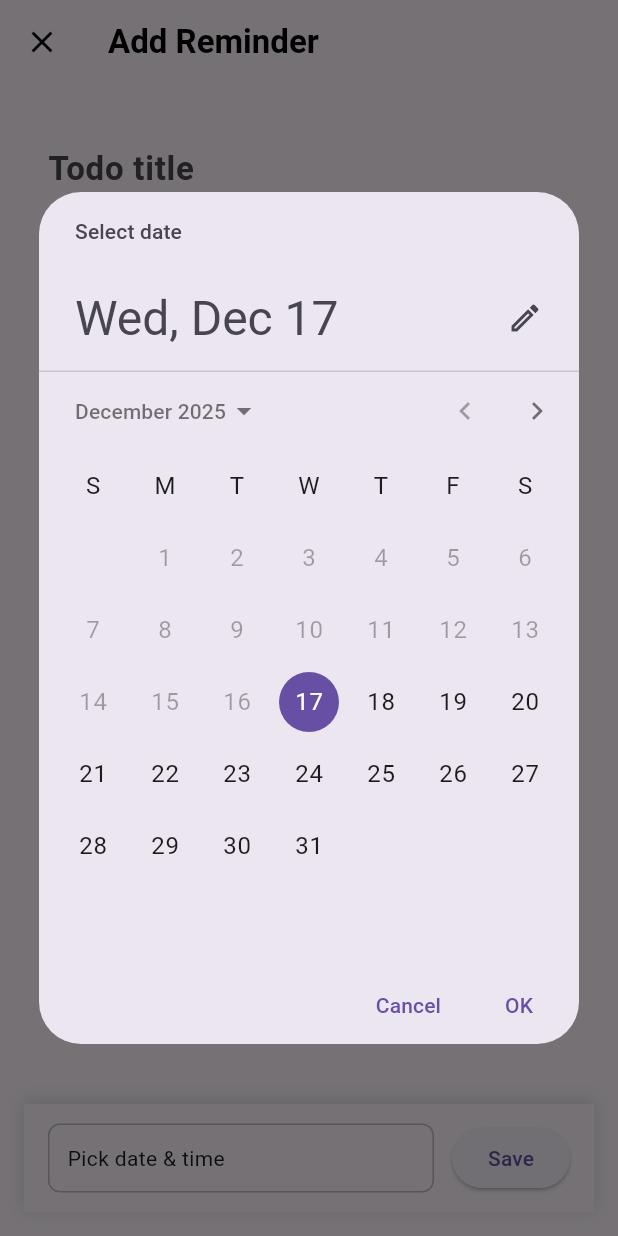
After one commit to AdharshPS/notes, a Flutter app: the TodoAddScreen screen opened directly, after a tap on "Pick date & time", on a phone screen of 412 x 824 dp. The commit adds this screen. Run offline on Flutter 3.47's test engine with Material 3 defaults, Android fonts, the phone set to English and light mode, and no system bars; our stand-ins replace flutter_slidable, hive, hive_flutter, share_plus; accounts and stored records are empty.

Commit message:
implemented todo with hive

```diff
--- a/lib/features/notes/data/datasources/notes_data_source_impl.dart
+++ b/lib/features/notes/data/datasources/notes_data_source_impl.dart
@@ -11,7 +11,7 @@ class NotesDataSourceImpl implements NotesLocalDataSource {
     final key = await box.add(note);
     final saved = note.copyWith(id: key);
     await box.put(key, saved);
-    return note;
+    return saved;
   }
 
   @override
--- a/lib/features/splash/splash_screen.dart
+++ b/lib/features/splash/splash_screen.dart
@@ -1,5 +1,5 @@
 import 'package:flutter/material.dart';
-import 'package:notes/features/notes/presentation/screens/notes/notes_list_screen.dart';
+import 'package:notes/features/landing/landing_screen.dart';
 
 class SplashScreen extends StatefulWidget {
   const SplashScreen({super.key});
@@ -15,7 +15,7 @@ class _SplashScreenState extends State<SplashScreen> {
       if (!mounted) return;
       Navigator.pushReplacement(
         context,
-        MaterialPageRoute(builder: (context) => NotesListScreen()),
+        MaterialPageRoute(builder: (context) => LandingScreen()),
       );
     });
     super.initState();
--- /dev/null
+++ b/lib/features/todo/data/datasources/todo_data_source.dart
@@ -0,0 +1,6 @@
+import 'package:notes/features/todo/data/models/todo_model.dart';
+
+abstract class TodoDataSource {
+  Future<List<TodoModel>> getTodos();
+  Future<TodoModel> addTodo(TodoModel todo);
+}
--- /dev/null
+++ b/lib/features/todo/data/models/todo_model.dart
@@ -0,0 +1,55 @@
+import 'package:hive/hive.dart';
+import 'package:notes/features/todo/domain/entities/todo_entity.dart';
+part 'todo_model.g.dart';
+
+@HiveType(typeId: 1)
+class TodoModel {
+  @HiveField(0)
+  final int? id;
+  @HiveField(1)
+  final String title;
+  @HiveField(2)
+  final String? description;
+  @HiveField(3)
+  final DateTime dateTime;
+  @HiveField(4)
+  final bool completed;
+
+  TodoModel({
+    required this.id,
+    required this.title,
+    this.description,
+    required this.dateTime,
+    this.completed = false,
+  });
+
+  TodoEntity toEntity() => TodoEntity(
+    id: id,
+    title: title,
+    description: description,
+    dateTime: dateTime,
+    completed: completed,
+  );
+
+  factory TodoModel.fromEntity(TodoEntity todo) => TodoModel(
+    id: todo.id,
+    title: todo.title,
+    description: todo.description,
+    dateTime: todo.dateTime,
+    completed: todo.completed,
+  );
+
+  TodoModel copyWith({
+    int? id,
+    String? title,
+    String? description,
+    DateTime? dateTime,
+    bool? completed,
+  }) => TodoModel(
+    id: id ?? this.id,
+    title: title ?? this.title,
+    description: description ?? this.description,
+    dateTime: dateTime ?? this.dateTime,
+    completed: completed ?? this.completed,
+  );
+}
--- /dev/null
+++ b/lib/features/todo/domain/entities/todo_entity.dart
@@ -0,0 +1,15 @@
+class TodoEntity {
+  final int? id;
+  final String title;
+  final String? description;
+  final DateTime dateTime;
+  final bool completed;
+
+  TodoEntity({
+    this.id,
+    required this.title,
+    this.description,
+    required this.dateTime,
+    this.completed = false,
+  });
+}
--- /dev/null
+++ b/lib/features/todo/domain/repositories/todo_repositories.dart
@@ -0,0 +1,6 @@
+import 'package:notes/features/todo/domain/entities/todo_entity.dart';
+
+abstract class TodoRepositories {
+  Future<List<TodoEntity>> getTodos();
+  Future<TodoEntity> addTodo(TodoEntity todo);
+}
--- /dev/null
+++ b/lib/features/todo/domain/usecases/add_todo.dart
@@ -0,0 +1,8 @@
+import 'package:notes/features/todo/domain/entities/todo_entity.dart';
+import 'package:notes/features/todo/domain/repositories/todo_repositories.dart';
+
+class AddTodo {
+  final TodoRepositories repo;
+  AddTodo(this.repo);
+  Future<TodoEntity> call(TodoEntity todo) => repo.addTodo(todo);
+}
--- /dev/null
+++ b/lib/features/todo/domain/usecases/get_todos.dart
@@ -0,0 +1,8 @@
+import 'package:notes/features/todo/domain/entities/todo_entity.dart';
+import 'package:notes/features/todo/domain/repositories/todo_repositories.dart';
+
+class GetTodos {
+  final TodoRepositories repo;
+  GetTodos(this.repo);
+  Future<List<TodoEntity>> call() => repo.getTodos();
+}
--- /dev/null
+++ b/lib/features/todo/presentation/provider/todo_provider.dart
@@ -0,0 +1,47 @@
+import 'package:flutter/material.dart';
+import 'package:notes/features/todo/domain/entities/todo_entity.dart';
+import 'package:notes/features/todo/domain/repositories/todo_repositories.dart';
+import 'package:notes/features/todo/domain/usecases/add_todo.dart';
+import 'package:notes/features/todo/domain/usecases/get_todos.dart';
+
+class TodoProvider with ChangeNotifier {
+  final TodoRepositories repo;
+  final GetTodos _getTodos;
+  final AddTodo _addTodo;
+  TodoProvider(this.repo)
+    : _getTodos = GetTodos(repo),
+      _addTodo = AddTodo(repo);
+
+  List<TodoEntity> todoList = [];
+  String? error;
+  bool isLoading = false;
+
+  Future<void> addTodo(TodoEntity todo) async {
+    try {
+      isLoading = true;
+      notifyListeners();
+      await _addTodo(todo);
+      todoList = await _getTodos();
+      error = null;
+    } catch (e) {
+      error = e.toString();
+    } finally {
+      isLoading = false;
+      notifyListeners();
+    }
+  }
+
+  Future<void> getTodos() async {
+    try {
+      isLoading = true;
+      notifyListeners();
+      todoList = await _getTodos();
+      error = null;
+    } catch (e) {
+      error = e.toString();
+    } finally {
+      isLoading = false;
+      notifyListeners();
+    }
+  }
+}
--- /dev/null
+++ b/lib/features/todo/presentation/screens/todo_add_screen.dart
@@ -0,0 +1,192 @@
+import 'package:flutter/material.dart';
+import 'package:notes/features/todo/domain/entities/todo_entity.dart';
+import 'package:provider/provider.dart';
+import '../provider/todo_provider.dart';
+
+class TodoAddScreen extends StatefulWidget {
+  const TodoAddScreen({super.key});
+
+  @override
+  State<TodoAddScreen> createState() => _TodoAddScreenState();
+}
+
+class _TodoAddScreenState extends State<TodoAddScreen> {
+  final _formKey = GlobalKey<FormState>();
+
+  final _titleController = TextEditingController();
+  final _descController = TextEditingController();
+
+  DateTime? _selectedDateTime;
+
+  Future<void> _pickDateTime() async {
+    final date = await showDatePicker(
+      context: context,
+      firstDate: DateTime.now(),
+      lastDate: DateTime(2100),
+      initialDate: DateTime.now(),
+    );
+
+    if (date == null) return;
+    if (!mounted) return;
+    final time = await showTimePicker(
+      context: context,
+      initialTime: TimeOfDay.now(),
+    );
+
+    if (time == null) return;
+
+    setState(() {
+      _selectedDateTime = DateTime(
+        date.year,
+        date.month,
+        date.day,
+        time.hour,
+        time.minute,
+      );
+    });
+  }
+
+  @override
+  Widget build(BuildContext context) {
+    return Scaffold(
+      appBar: AppBar(
+        leading: IconButton(
+          icon: const Icon(Icons.close, color: Colors.black),
+          onPressed: () => Navigator.pop(context),
+        ),
+        title: Hero(
+          tag: 'add-reminder',
+          child: const Text(
+            "Add Reminder",
+            style: TextStyle(color: Colors.black, fontWeight: FontWeight.w600),
+          ),
+        ),
+      ),
+      body: Padding(
+        padding: const EdgeInsets.all(16),
+        child: Form(
+          key: _formKey,
+          child: Column(
+            children: [
+              /// 🔼 EDITOR AREA
+              Expanded(
+                child: Padding(
+                  padding: const EdgeInsets.all(16),
+                  child: Column(
+                    children: [
+                      _buildTitleField(),
+                      const SizedBox(height: 12),
+                      _buildDescriptionField(),
+                    ],
+                  ),
+                ),
+              ),
+
+              /// 🔽 BOTTOM BAR
+              _buildBottomBar(context),
+            ],
+          ),
+        ),
+      ),
+    );
+  }
+
+  Widget _buildTitleField() {
+    return TextFormField(
+      controller: _titleController,
+      decoration: const InputDecoration(
+        hintText: 'Todo title',
+        border: InputBorder.none,
+      ),
+      style: const TextStyle(fontSize: 22, fontWeight: FontWeight.w600),
+      validator: (v) => v == null || v.trim().isEmpty ? 'Title required' : null,
+    );
+  }
+
+  Widget _buildDescriptionField() {
+    return Expanded(
+      child: TextFormField(
+        controller: _descController,
+        maxLines: null,
+        expands: true,
+        decoration: const InputDecoration(
+          hintText: 'Description (optional)',
+          border: InputBorder.none,
+        ),
+        style: const TextStyle(fontSize: 16),
+      ),
+    );
+  }
+
+  Widget _buildBottomBar(BuildContext context) {
+    return Container(
+      padding: const EdgeInsets.symmetric(horizontal: 16, vertical: 12),
+      decoration: BoxDecoration(
+        color: Theme.of(context).scaffoldBackgroundColor,
+        boxShadow: const [
+          BoxShadow(
+            blurRadius: 8,
+            color: Colors.black12,
+            offset: Offset(0, -2),
+          ),
+        ],
+      ),
+      child: Row(
+        children: [
+          /// Date & Time Picker
+          Expanded(
+            child: InkWell(
+              onTap: _pickDateTime,
+              borderRadius: BorderRadius.circular(8),
+              child: Container(
+                padding: const EdgeInsets.symmetric(
+                  horizontal: 12,
+                  vertical: 12,
+                ),
+                decoration: BoxDecoration(
+                  border: Border.all(color: Colors.grey.shade400),
+                  borderRadius: BorderRadius.circular(8),
+                ),
+                child: Text(
+                  _selectedDateTime == null
+                      ? 'Pick date & time'
+                      : _selectedDateTime.toString(),
+                  style: const TextStyle(fontSize: 14),
+                ),
+              ),
+            ),
+          ),
+
+          const SizedBox(width: 12),
+
+          /// Save Button
+          ElevatedButton(onPressed: _onSave, child: const Text('Save')),
+        ],
+      ),
+    );
+  }
+
+  Future<void> _onSave() async {
+    if (!_formKey.currentState!.validate()) return;
+
+    if (_selectedDateTime == null) {
+      ScaffoldMessenger.of(context).showSnackBar(
+        const SnackBar(content: Text('Please select date & time')),
+      );
+      return;
+    }
+
+    final todo = TodoEntity(
+      title: _titleController.text.trim(),
+      description: _descController.text.trim().isEmpty
+          ? null
+          : _descController.text.trim(),
+      dateTime: _selectedDateTime!,
+    );
+
+    await context.read<TodoProvider>().addTodo(todo);
+
+    if (!mounted) return;
+    Navigator.pop(context);
+  }
+}
--- a/lib/main.dart
+++ b/lib/main.dart
@@ -13,6 +13,11 @@ import 'package:notes/features/notes/data/repositories/note_repository_impl.dart
 import 'package:notes/features/notes/domain/repositories/notes_repository.dart';
 import 'package:notes/features/notes/presentation/provider/notes_provider.dart';
 import 'package:notes/features/splash/splash_screen.dart';
+import 'package:notes/features/todo/data/datasources/todo_data_source_impl.dart';
+import 'package:notes/features/todo/data/models/todo_model.dart';
+import 'package:notes/features/todo/data/respositories/todo_repository_impl.dart';
+import 'package:notes/features/todo/domain/repositories/todo_repositories.dart';
+import 'package:notes/features/todo/presentation/provider/todo_provider.dart';
 import 'package:provider/provider.dart';
 
 Future<void> main() async {
@@ -21,11 +26,14 @@ Future<void> main() async {
       WidgetsFlutterBinding.ensureInitialized();
       await Hive.initFlutter();
       Hive.registerAdapter(NotesModelAdapter());
+      Hive.registerAdapter(TodoModelAdapter());
 
       late final Box<NotesModel> notesBox;
+      late final Box<TodoModel> todoBox;
 
       try {
         notesBox = await Hive.openBox<NotesModel>('notes-box');
+        todoBox = await Hive.openBox<TodoModel>('todo-box');
       } catch (e) {
         debugPrint('❌ Failed to open Hive box: $e');
         rethrow;
@@ -55,7 +63,11 @@ Future<void> main() async {
         aiRepo = DisabledAiRepositoryImpl();
       }
 
-      runApp(MainApp(noteRepo: noteRepo, aiRepo: aiRepo));
+      /// todo DI
+      final todoDs = TodoDataSourceImpl(todoBox);
+      final todoRepo = TodoRepositoryImpl(todoDs);
+
+      runApp(MainApp(noteRepo: noteRepo, aiRepo: aiRepo, todoRepo: todoRepo));
     },
     (error, stack) {
       debugPrint('❌ Uncaught startup error: $error');
@@ -67,8 +79,14 @@ Future<void> main() async {
 class MainApp extends StatelessWidget {
   final NotesRepository noteRepo;
   final AiRepositories aiRepo;
+  final TodoRepositories todoRepo;
 
-  const MainApp({required this.noteRepo, super.key, required this.aiRepo});
+  const MainApp({
+    required this.noteRepo,
+    super.key,
+    required this.aiRepo,
+    required this.todoRepo,
+  });
 
   @override
   Widget build(BuildContext context) {
@@ -78,6 +96,7 @@ class MainApp extends StatelessWidget {
           create: (_) => NotesProvider(repo: noteRepo)..load(),
         ),
         ChangeNotifierProvider(create: (_) => AiProvider(aiRepo)),
+        ChangeNotifierProvider(create: (_) => TodoProvider(todoRepo)),
       ],
       child: MaterialApp(
         debugShowCheckedModeBanner: false,
```
Also changed, not shown: lib/features/landing/landing_screen.dart (added, +62 -0 lines), lib/features/todo/data/datasources/todo_data_source_impl.dart (added, +24 -0 lines), lib/features/todo/data/respositories/todo_repository_impl.dart (added, +21 -0 lines), lib/features/todo/presentation/screens/todo_list_screen.dart (added, +84 -0 lines), lib/features/todo/data/models/todo_model.g.dart (added).
